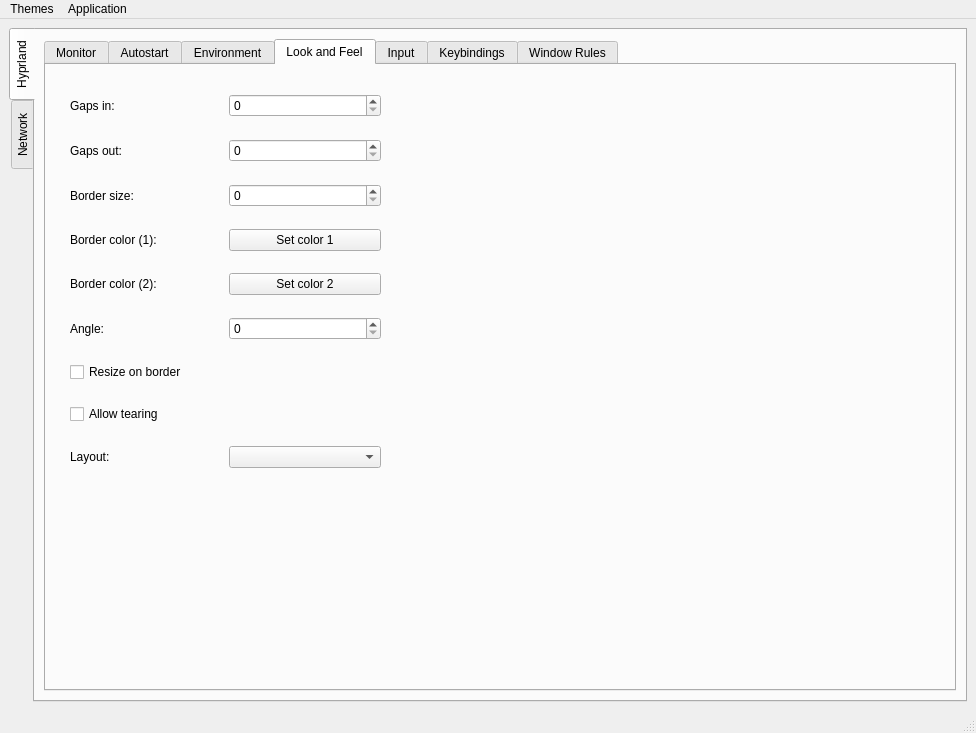
This is hyprset/ui/generated/widget.ui in EST2374/hypr-set as Qt 5 draws it before an edit. The edited form follows.
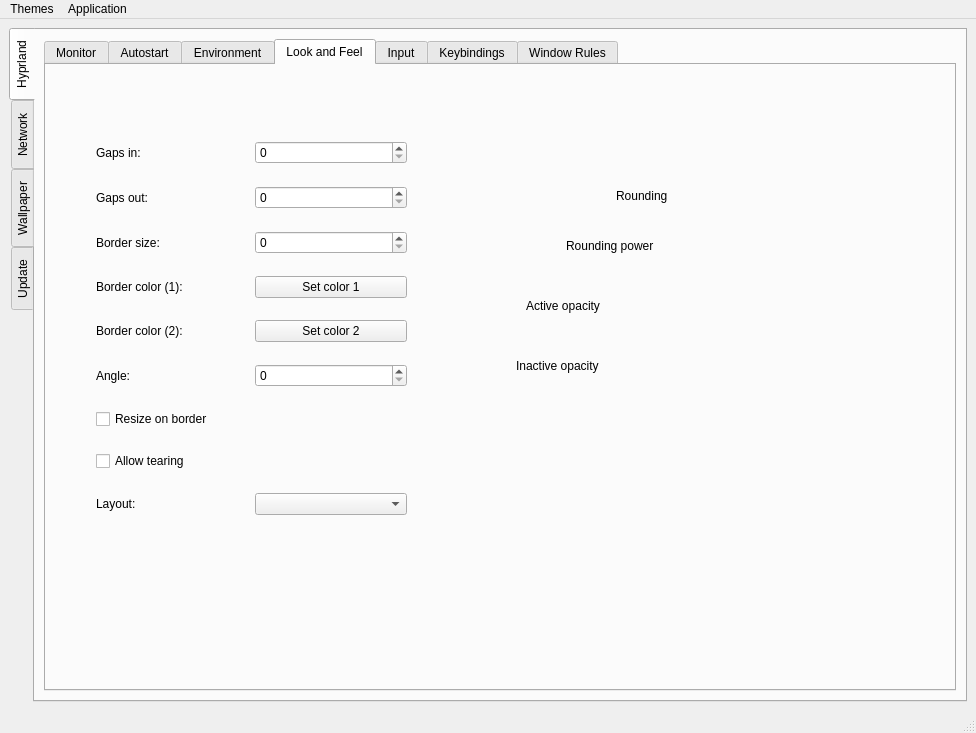
This is the edited form. The open tabs and pages were chosen to show the change.

Diff of the .ui file:
```diff
--- a/hyprset/ui/generated/widget.ui
+++ b/hyprset/ui/generated/widget.ui
@@ -26,6 +26,9 @@
       <property name="currentIndex">
        <number>0</number>
       </property>
+      <property name="documentMode">
+       <bool>false</bool>
+      </property>
       <widget class="QWidget" name="hyprland_tab">
        <attribute name="title">
         <string>Hyprland</string>
@@ -197,8 +200,8 @@
            <widget class="QWidget" name="layoutWidget">
             <property name="geometry">
              <rect>
-              <x>24</x>
-              <y>13</y>
+              <x>50</x>
+              <y>60</y>
               <width>311</width>
               <height>411</height>
              </rect>
@@ -330,6 +333,58 @@
              </item>
             </layout>
            </widget>
+           <widget class="QLabel" name="label">
+            <property name="geometry">
+             <rect>
+              <x>480</x>
+              <y>220</y>
+              <width>91</width>
+              <height>41</height>
+             </rect>
+            </property>
+            <property name="text">
+             <string>Active opacity</string>
+            </property>
+           </widget>
+           <widget class="QLabel" name="label_2">
+            <property name="geometry">
+             <rect>
+              <x>520</x>
+              <y>150</y>
+              <width>151</width>
+              <height>61</height>
+             </rect>
+            </property>
+            <property name="text">
+             <string>Rounding power</string>
+            </property>
+           </widget>
+           <widget class="QLabel" name="label_3">
+            <property name="geometry">
+             <rect>
+              <x>570</x>
+              <y>110</y>
+              <width>101</width>
+              <height>41</height>
+             </rect>
+            </property>
+            <property name="text">
+             <string>Rounding</string>
+            </property>
+           </widget>
+           <widget class="QLabel" name="label_4">
+            <property name="geometry">
+             <rect>
+              <x>470</x>
+              <y>280</y>
+              <width>91</width>
+              <height>41</height>
+             </rect>
+            </property>
+            <property name="text">
+             <string>Inactive opacity</string>
+            </property>
+           </widget>
           </widget>
           <widget class="QWidget" name="input_tab">
            <attribute name="title">
@@ -356,6 +411,16 @@
         <string>Network</string>
        </attribute>
       </widget>
+      <widget class="QWidget" name="wallpaper_tab">
+       <attribute name="title">
+        <string>Wallpaper</string>
+       </attribute>
+      </widget>
+      <widget class="QWidget" name="update_tab">
+       <attribute name="title">
+        <string>Update</string>
+       </attribute>
+      </widget>
      </widget>
     </item>
    </layout>
```
Left out of the diff: 8 changed lines with no effect on the pictures.
